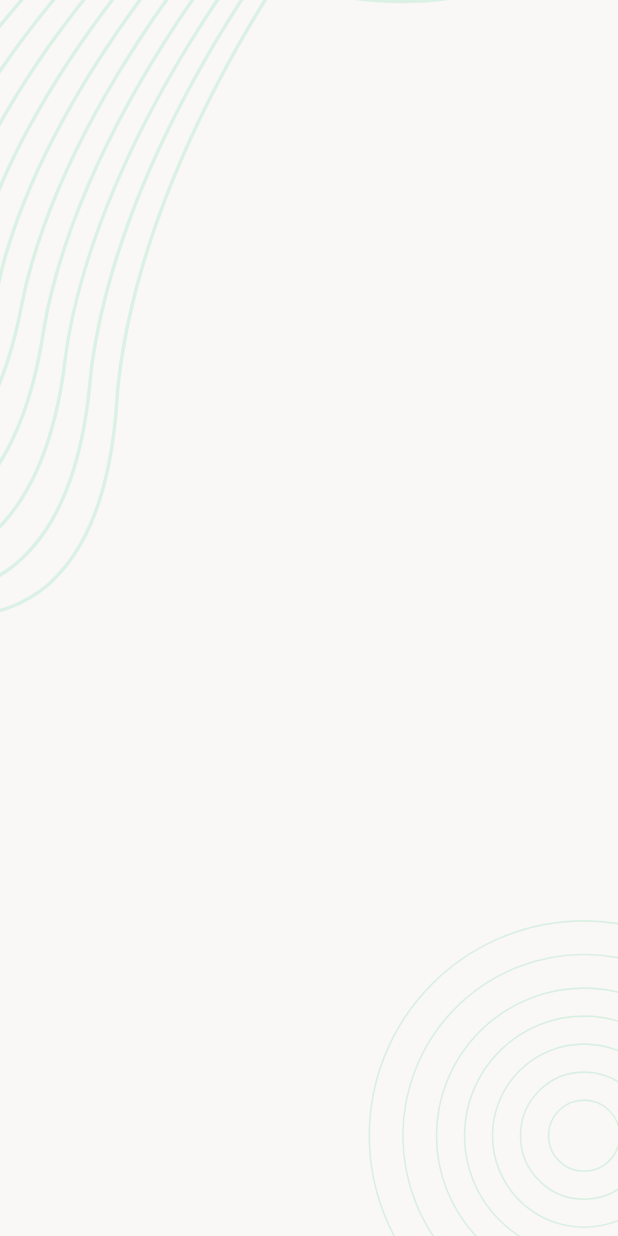
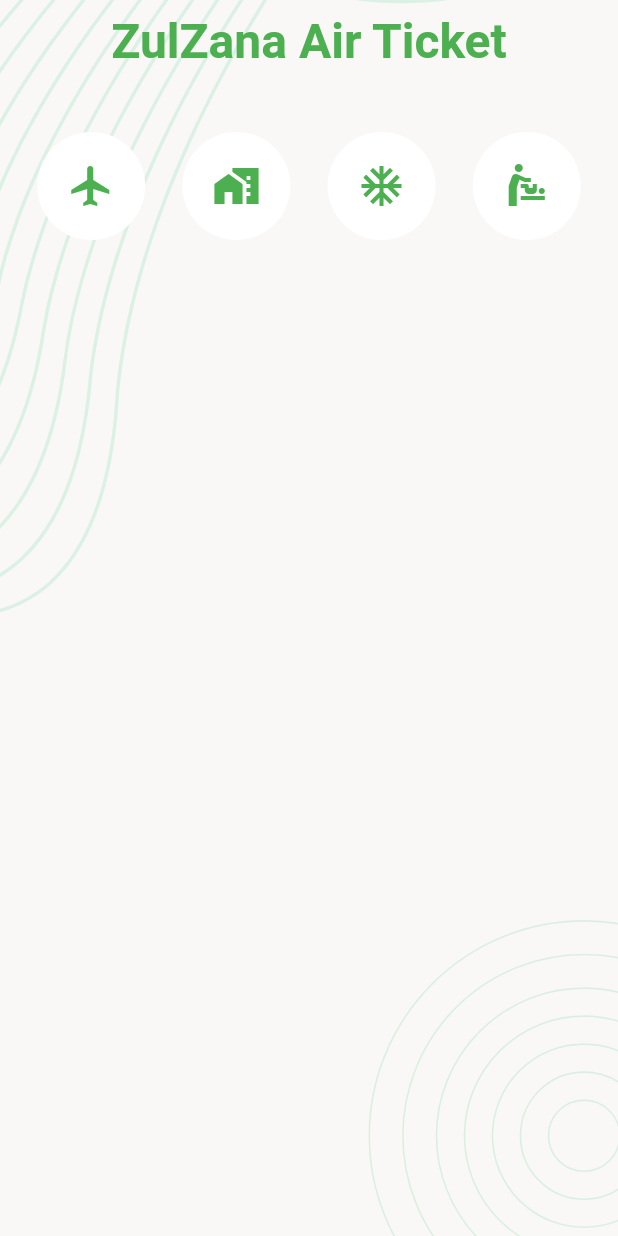
Before and after one commit to MarufMobin/zulzana_air_ticket_booking_app, a Flutter app: the screen it shows after launch, on a phone screen of 412 x 824 dp. Run offline on Flutter 3.47's test engine with Material 3 defaults, Android fonts, the light colour scheme and no system bars; our stand-ins replace flutter_svg; network calls fail.

Commit message:
Added Some Icon

```diff
--- a/lib/ui/screens/booking_screen.dart
+++ b/lib/ui/screens/booking_screen.dart
@@ -28,14 +28,120 @@ class _BookingScreenState extends State<BookingScreen> {
     fetchAirportData();
   }
 
-  String selectedValue = '';
-
   @override
   Widget build(BuildContext context) {
     return Scaffold(
+      extendBodyBehindAppBar: true,
+      appBar: _buildAppBar(),
       body: BackgroundScreen(
-        child: SafeArea(child: Column(children: [])),
+        child: SafeArea(
+          child: Column(
+            children: [
+              SizedBox(height: 32),
+              _buildTopButtomGroup(),
+              SizedBox(height: 32),
+              // Expanded(child: ListView.builder(
+              //   itemCount: airportData.length,
+              //     itemBuilder: (context,index){
+              //   return Card(
+              //     child: Text(airportData[index]['airport_name'].toString()),
+              //   );
+              // }))
+
+              // DropdownButtonFormField(
+              //   items: categories
+              //       .map(
+              //         (category) => DropdownMenuItem(
+              //       value: category,
+              //       child: Text(category),
+              //     ),
+              //   )
+              //       .toList(),
+              //   onChanged: (value) => selectedCategory = value!,
+              //   decoration: InputDecoration(labelText: 'Please Selected One'),
+              // ),
+              // Padding(
+              //   padding: const EdgeInsets.all(10),
+              //   child: DropdownButtonFormField(
+              //
+              //     items: airportData
+              //         .map(
+              //           (elm) => DropdownMenuItem(
+              //             child: Text(elm['airport_name']),
+              //             value: elm['airport_name'],
+              //           ),
+              //         )
+              //         .toList(),
+              //     onChanged: (value) {},
+              //   ),
+              // ),
+            ],
+          ),
+        ),
       ),
     );
   }
+
+  Widget _buildTopButtomGroup() {
+    return Row(
+      mainAxisAlignment: MainAxisAlignment.spaceEvenly,
+      children: [
+        Container(
+          padding: EdgeInsets.all(20),
+          child: Icon(Icons.flight_sharp, color: Colors.green, size: 32),
+          decoration: BoxDecoration(
+            color: Colors.white,
+            borderRadius: BorderRadius.circular(50),
+          ),
+        ),
+        Container(
+          padding: EdgeInsets.all(20),
+          child: Icon(Icons.home_work, color: Colors.green, size: 32),
+          decoration: BoxDecoration(
+            color: Colors.white,
+            borderRadius: BorderRadius.circular(50),
+          ),
+        ),
+        Container(
+          padding: EdgeInsets.all(20),
+          child: Icon(Icons.ac_unit, color: Colors.green, size: 32),
+          decoration: BoxDecoration(
+            color: Colors.white,
+            borderRadius: BorderRadius.circular(50),
+          ),
+        ),
+        Container(
+          padding: EdgeInsets.all(20),
+          child: Icon(
+            Icons.baby_changing_station,
+            color: Colors.green,
+            size: 32,
+          ),
+          decoration: BoxDecoration(
+            color: Colors.white,
+            borderRadius: BorderRadius.circular(50),
+          ),
+        ),
+      ],
+    );
+  }
+
+  // App Bar are start here
+  AppBar _buildAppBar() {
+    return AppBar(
+      backgroundColor: Colors.transparent,
+      elevation: 0.0,
+      title: Text(
+        'ZulZana Air Ticket',
+        style: TextStyle(
+          fontSize: 32,
+          fontWeight: FontWeight.w700,
+          color: Colors.green,
+        ),
+      ),
+      centerTitle: true,
+    );
+  }
+
+  // App Bar are end here
 }
```
